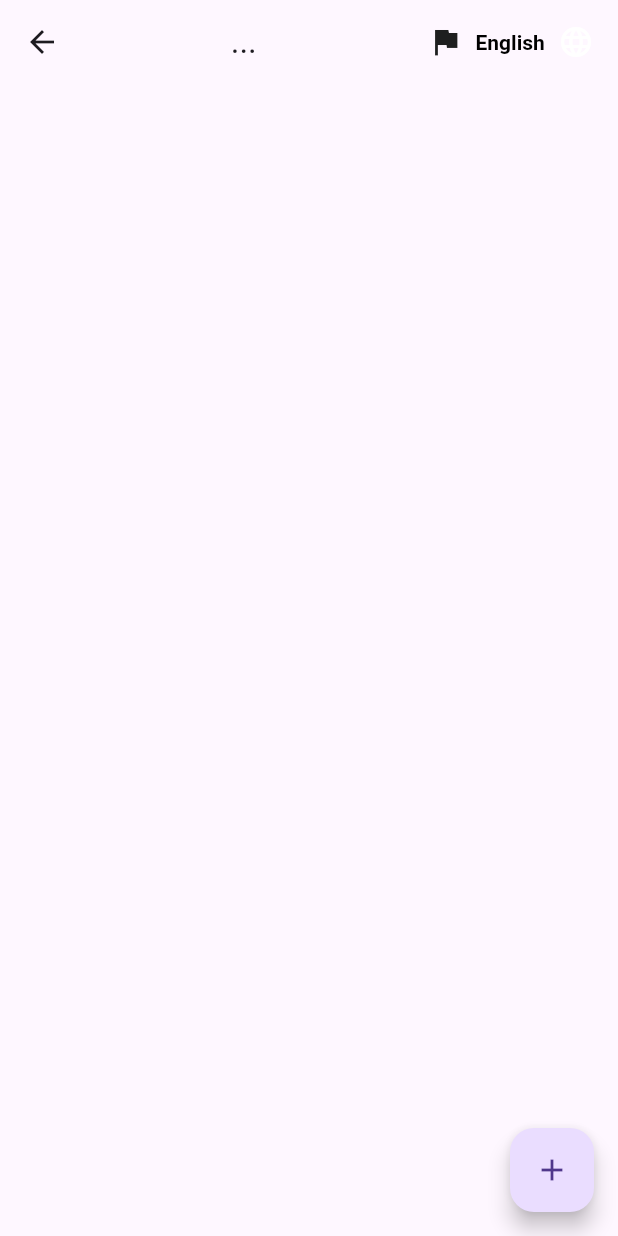
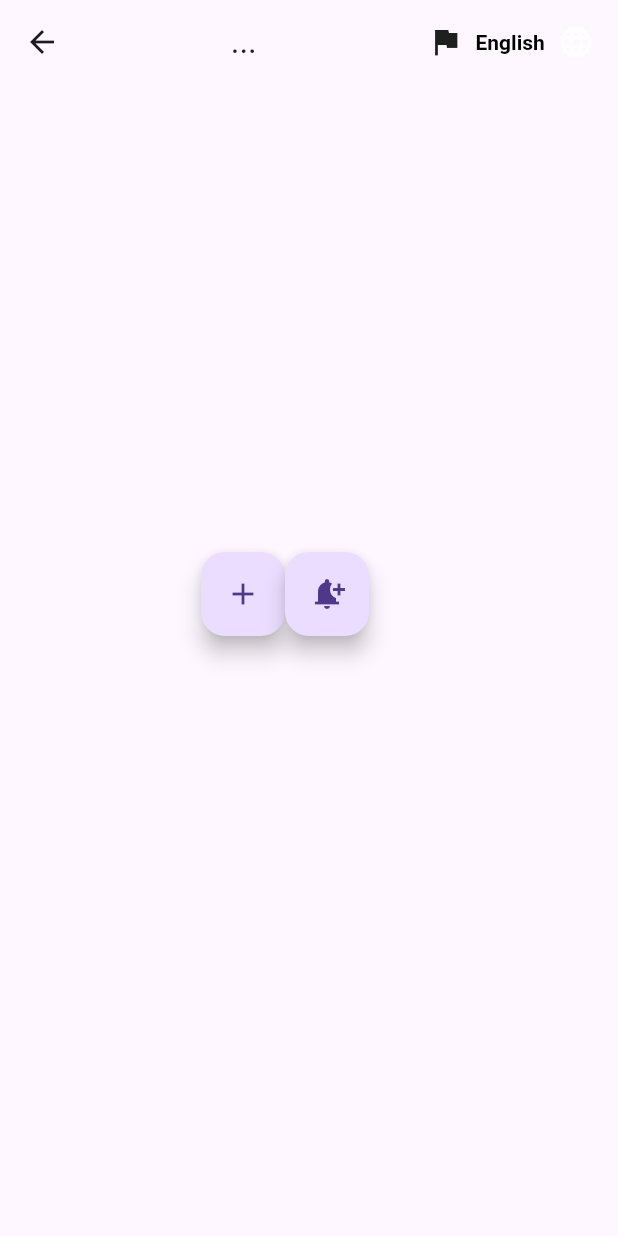
Before and after one commit to speaksStick/may_be_too_basic, a Flutter app: the screen it shows after launch, after a tap on "Login!", on a phone screen of 412 x 824 dp. Run offline on Flutter 3.47's test engine with Material 3 defaults, Android fonts, the light colour scheme and no system bars; our stand-ins replace flutter_colorpicker, flutter_local_notifications, shimmer; missing offline and left inert: streak_calendar.

Commit message:
[MVVM]: Very basic notification creation on button tap

```diff
--- /dev/null
+++ b/lib/Services/FlutterlocalnotificationsService.dart
@@ -0,0 +1,74 @@
+import 'package:flutter_local_notifications/flutter_local_notifications.dart';
+
+class FlutterlocalnotificationsService {
+
+  //The name _internal is a convention in Dart for private named constructors used in singleton patterns.
+  //The underscore (_) makes the constructor private to the library.
+  //internal is just a descriptive name, meaning "for internal use only".
+  static final FlutterlocalnotificationsService _singleTonServiceObject = FlutterlocalnotificationsService._internal();
+  factory FlutterlocalnotificationsService.singleTonServiceObject() => _singleTonServiceObject;
+  FlutterlocalnotificationsService._internal();
+
+  final flutterLocalNotificationsPlugin = FlutterLocalNotificationsPlugin();
+  bool _isInitialized = false;
+
+  bool get IsInitialized => _isInitialized;
+
+//Public api, async api to return Future<void>
+//Initialize the notification service
+  Future<void> InitializeLocalNotificationsService() async {
+    if (IsInitialized) return; //If already initialized, return
+
+//Initialization settings for Android
+    const androidInitializationSettings =
+        AndroidInitializationSettings('@mipmap/ic_launcher');
+
+//Initialization settings for iOS
+    const iosInitializationSettings = DarwinInitializationSettings(
+      requestAlertPermission: true,
+      requestBadgePermission: true,
+      requestSoundPermission: true,
+    );
+
+//Initialization settings for both platforms
+    const initializationSettings = InitializationSettings(
+      android: androidInitializationSettings,
+      iOS: iosInitializationSettings,
+    );
+
+//Initialize the plugin
+    await flutterLocalNotificationsPlugin.initialize(initializationSettings);
+    _isInitialized = true; //Set initialized to true
+  }
+
+//Public api, to get the notification details
+  NotificationDetails GetNotificationDetails() {
+    return const NotificationDetails(
+        android: AndroidNotificationDetails(
+          'dummy_channel_id', // unique id
+          'General Notifications', // name visible in settings
+          channelDescription: 'This channel is used for general notifications',
+          importance: Importance.max, // required
+          priority: Priority.high, // required
+          playSound: true,
+        ),
+        iOS: DarwinNotificationDetails(subtitle: "Dummy sub title"));
+  }
+
+//Public api to Show the notification
+  Future<void> ShowNotification(
+      {int id = 0, String title = "TITLE", String body = "BODY"}) async {
+    return await flutterLocalNotificationsPlugin.show(
+        id, title, body, GetNotificationDetails());
+  }
+
+//Public api to get the permissions for the Local Notifications for android
+  Future<void> GetFlutterLocalNotificationsPermissionForAndroid() async {
+    //ToDo : need to rewrite the below code to a new api
+    //to ask for the permissions at the beginning of the app or when the first habit is set.
+    await flutterLocalNotificationsPlugin
+        .resolvePlatformSpecificImplementation<
+            AndroidFlutterLocalNotificationsPlugin>()
+        ?.requestNotificationsPermission();
+  }
+}
--- a/lib/ViewModel/HabitViewModel.dart
+++ b/lib/ViewModel/HabitViewModel.dart
@@ -1,7 +1,5 @@
-import 'dart:ffi';
 
 import 'package:flutter/material.dart';
-import 'package:flutter_colorpicker/flutter_colorpicker.dart';
 import 'package:may_be_too_basic/Models/HabitsModel.dart';
 
 class Habitviewmodel extends ChangeNotifier
--- a/lib/main.dart
+++ b/lib/main.dart
@@ -3,13 +3,27 @@ import 'package:may_be_too_basic/Enums/HabitAttribute.dart';
 import 'package:may_be_too_basic/Models/HabitsModel.dart';
 import 'package:may_be_too_basic/Routes/LoginUserView.dart';
 import 'package:may_be_too_basic/Routes/RegisterUserView.dart';
+import 'package:may_be_too_basic/Services/FlutterLocalNotificationsService.dart';
 import 'package:provider/provider.dart';
 import 'package:flutter/material.dart';
 import 'package:may_be_too_basic/ViewModel/HabitViewModel.dart';
 import 'package:flutter_colorpicker/flutter_colorpicker.dart';
 import 'package:may_be_too_basic/l10n/gen_l10n/app_localizations.dart';
 
-void main() {
+void main() async{
+
+  //The below line of code ensures the async works are completed before calling the runApp.
+  WidgetsFlutterBinding.ensureInitialized();
+
+  //Below code first creates the singleton object using the factory constructor and
+  // then calls the service initialization
+  //ToDo: The permission to be obtained only after the app starts and logged on.
+  // Now its asking before the app even starts
+  final notificationServiceObject = FlutterlocalnotificationsService.singleTonServiceObject();
+  await notificationServiceObject.InitializeLocalNotificationsService();
+  await notificationServiceObject.GetFlutterLocalNotificationsPermissionForAndroid();
+
+
   runApp(
     ChangeNotifierProvider(
         create: (context) => Habitviewmodel(), child: MyApp()),
@@ -687,12 +701,27 @@ class MyHabitView extends StatelessWidget {
                     );
                   })),
         ]),
-        floatingActionButton: FloatingActionButton(
-          onPressed: () {
-            myShowAddHabitForm(context);
-          },
-          tooltip: AppLocalizations.of(context)!.addHabit,
-          child: Icon(Icons.add),
+        floatingActionButton: Center(
+          child: Row(
+            mainAxisAlignment: MainAxisAlignment.center,
+            children: [
+              FloatingActionButton(
+                onPressed: () {
+                  myShowAddHabitForm(context);
+                },
+                tooltip: AppLocalizations.of(context)!.addHabit,
+                child: Icon(Icons.add),
+              ),
+
+              FloatingActionButton(onPressed: ()
+              {
+                FlutterlocalnotificationsService.singleTonServiceObject().ShowNotification(title: "Yegfyuag", body: "ywtwe");
+              },
+
+              tooltip: "Send notification",
+              child: Icon(Icons.notification_add),)
+            ],
+          ),
         ));
   }
 
--- a/pubspec.yaml
+++ b/pubspec.yaml
@@ -41,6 +41,7 @@ dependencies:
   flutter_localizations:
     sdk: flutter
   intl: any
+  flutter_local_notifications: ^19.4.2
 
 
 dev_dependencies:
```
Also changed, not shown: pubspec.lock, 3 other files.
